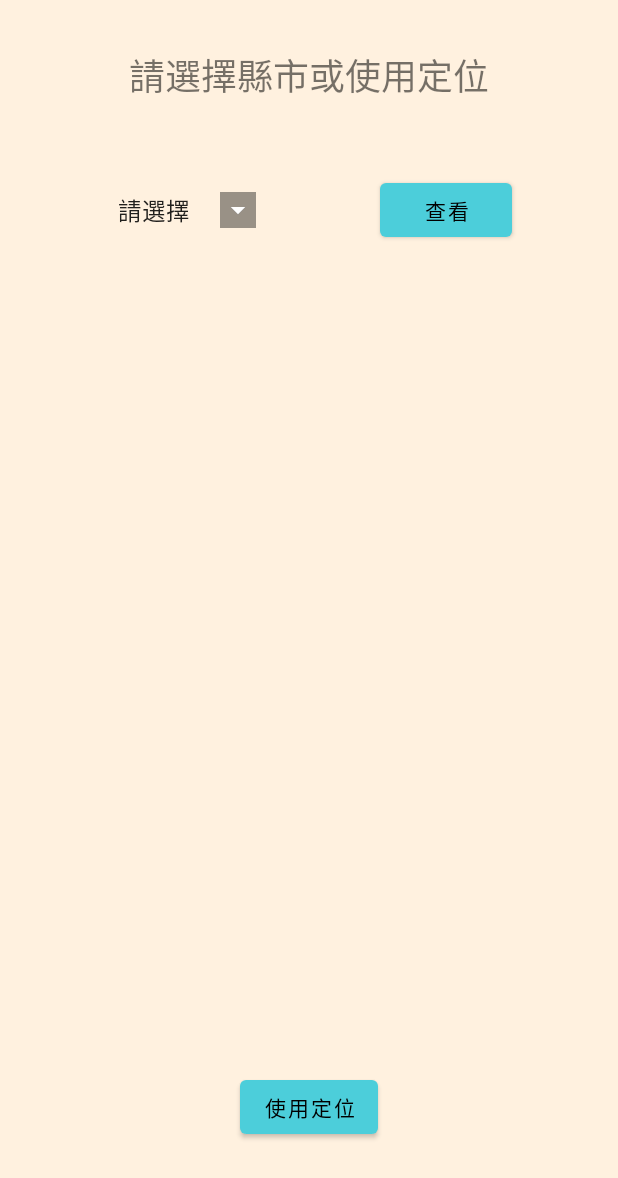
After one commit to sushi3085/Avoid-Coming-Water, an Android app: the FutureFeelingActivity screen opened directly, with no data from a screen before it, on a phone screen of 412 x 824 dp. The commit adds this screen. Shown: the top 1178 px of the screen. Run offline under Robolectric (Android 15) with nearby library versions, the phone set to English and light mode, and no system bars.

Commit message:
完成"未來預報頁面、功能"，待圖像化資訊！

```diff
--- /dev/null
+++ b/app/src/main/res/layout/activity_future_feeling.xml
@@ -0,0 +1,60 @@
+<?xml version="1.0" encoding="utf-8"?>
+<androidx.constraintlayout.widget.ConstraintLayout xmlns:android="http://schemas.android.com/apk/res/android"
+    xmlns:app="http://schemas.android.com/apk/res-auto"
+    xmlns:tools="http://schemas.android.com/tools"
+    android:layout_width="match_parent"
+    android:layout_height="match_parent"
+    android:background="#2AFFAB40"
+    tools:context=".futurefeelactivity.FutureFeelingActivity">
+
+    <TextView
+        android:id="@+id/feelingTitleTextView"
+        android:layout_width="wrap_content"
+        android:layout_height="wrap_content"
+        android:layout_marginTop="32dp"
+        android:text="請選擇縣市或使用定位"
+        android:textSize="24sp"
+        app:layout_constraintEnd_toEndOf="parent"
+        app:layout_constraintStart_toStartOf="parent"
+        app:layout_constraintTop_toTopOf="parent" />
+
+    <Button
+        android:id="@+id/button6"
+        android:layout_width="wrap_content"
+        android:layout_height="wrap_content"
+        android:layout_marginTop="48dp"
+        android:onClick="futureFeelingChoiceButtonOnClick"
+        android:text="查看"
+        android:textColor="#000000"
+        app:layout_constraintEnd_toEndOf="parent"
+        app:layout_constraintHorizontal_bias="0.5"
+        app:layout_constraintStart_toEndOf="@+id/spinner"
+        app:layout_constraintTop_toBottomOf="@+id/feelingTitleTextView" />
+
+    <Spinner
+        android:id="@+id/spinner"
+        android:layout_width="wrap_content"
+        android:layout_height="wrap_content"
+        android:layout_marginTop="48dp"
+        android:backgroundTint="#66000000"
+        android:backgroundTintMode="add"
+        android:entries="@array/縣市下拉選單項目"
+        android:foregroundTint="#000000"
+        android:minHeight="48dp"
+        android:spinnerMode="dropdown"
+        app:layout_constraintEnd_toStartOf="@+id/button6"
+        app:layout_constraintStart_toStartOf="parent"
+        app:layout_constraintTop_toBottomOf="@+id/feelingTitleTextView" />
+
+    <Button
+        android:id="@+id/button7"
+        android:layout_width="wrap_content"
+        android:layout_height="wrap_content"
+        android:layout_marginBottom="62dp"
+        android:onClick="locationButtonClicked"
+        android:text="使用定位"
+        android:textColor="#000000"
+        app:layout_constraintBottom_toBottomOf="parent"
+        app:layout_constraintEnd_toEndOf="parent"
+        app:layout_constraintStart_toStartOf="parent" />
+</androidx.constraintlayout.widget.ConstraintLayout>
--- a/app/src/main/res/layout/activity_main.xml
+++ b/app/src/main/res/layout/activity_main.xml
@@ -130,6 +130,7 @@
             android:layout_height="0dp"
             android:layout_marginEnd="2dp"
             android:backgroundTint="#40C4FF"
+            android:onClick="futurefellingButtonOnClick"
             android:text="未來12小時預報"
             android:textColor="#000000"
             android:textSize="16sp"
--- a/app/src/main/res/values/colors.xml
+++ b/app/src/main/res/values/colors.xml
@@ -14,4 +14,5 @@
     <color name="pressed_red_special_county_btn">#AAFF5252</color>
     <color name="yellow_special_county_btn">#80EEFF41</color>
     <color name="pressed_yellow_special_county_btn">#CCEEFF41</color>
+    <color name="button_color">#4CCEDA</color>
 </resources>
--- a/app/src/main/res/values/strings.xml
+++ b/app/src/main/res/values/strings.xml
@@ -12,4 +12,16 @@
     <string name="home_page_title_1">水來了</string>
     <string name="home_page_title_2">快逃</string>
     <string name="sub_title">野溪溫泉露營地 山洪暴發預警系統</string>
+
+    <string-array name="縣市下拉選單項目">
+        <item>請選擇</item>
+        <item>新北市</item>
+        <item>桃園市</item>
+        <item>宜蘭市</item>
+        <item>新竹縣</item>
+        <item>苗栗縣</item>
+        <item>台中市</item>
+        <item>高雄市</item>
+        <item>台東縣</item>
+    </string-array>
 </resources>
--- a/app/src/main/res/values/themes.xml
+++ b/app/src/main/res/values/themes.xml
@@ -2,7 +2,7 @@
     <!-- Base application theme. -->
     <style name="Theme.AvoidingComingWater" parent="Theme.MaterialComponents.DayNight.DarkActionBar">
         <!-- Primary brand color. -->
-        <item name="colorPrimary">@color/main_color</item>
+        <item name="colorPrimary">@color/button_color</item>
         <item name="colorPrimaryVariant">@color/secondary_color</item>
         <item name="colorOnPrimary">@color/white</item>
         <!-- Secondary brand color. -->
```
Also changed, not shown: app/src/main/AndroidManifest.xml (+5 -2 lines), app/src/main/java/ncue/geo/avoidingcomingwater/MainActivity.kt (+7 -0 lines), app/src/main/java/ncue/geo/avoidingcomingwater/futurefeelactivity/FutureFeelingActivity.kt (added, +159 -0 lines), app/src/main/java/ncue/geo/avoidingcomingwater/futurefeelactivity/FutureFeelingDisplayActivity.kt (added, +40 -0 lines), app/src/main/res/layout/activity_future_feeling_display.xml (added, +36 -0 lines).
